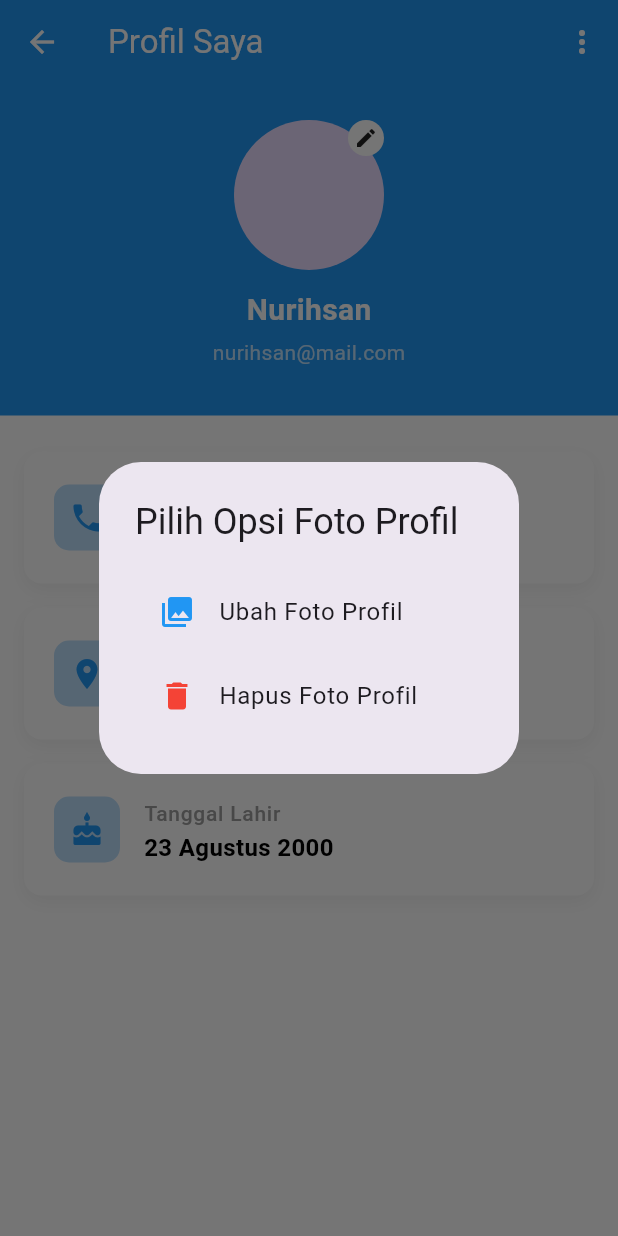
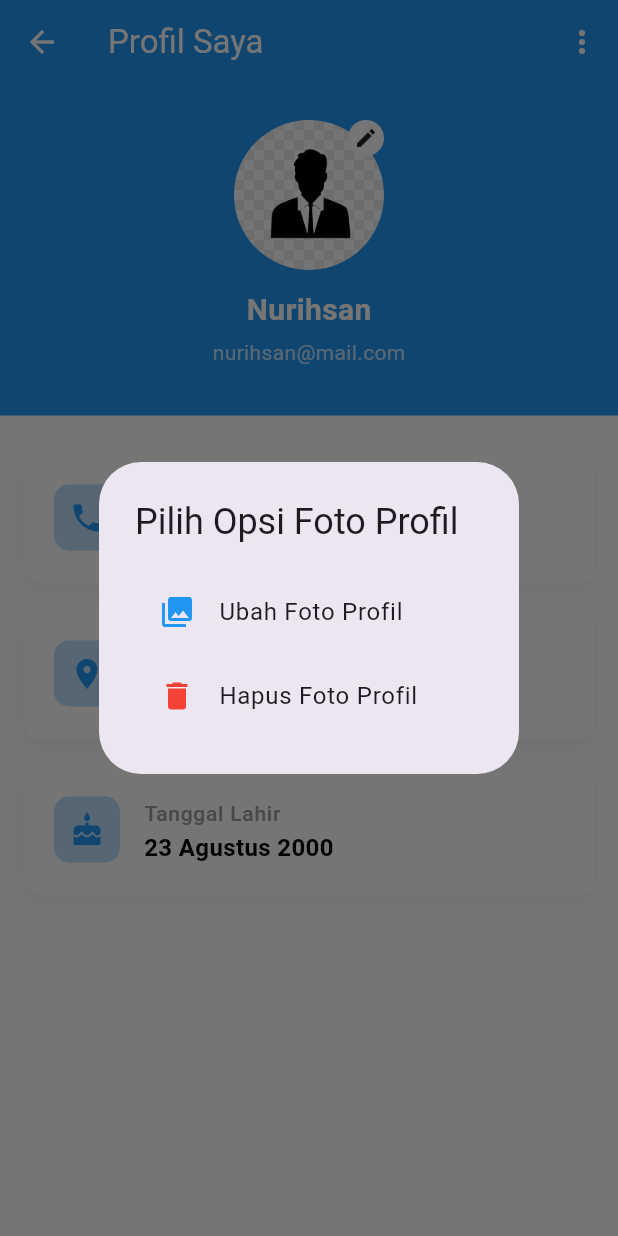
Before and after one commit to MhdRefdi/rucas_exam, a Flutter app: the ProfileScreen screen opened by its route, after a tap on the "edit" icon, on a phone screen of 412 x 824 dp. Run offline on Flutter 3.47's test engine with Material 3 defaults, Android fonts, the phone set to English and light mode, and no system bars; our stand-ins replace flutter_svg_provider.

Commit message:
perbaiki profil_screnn

```diff
--- a/lib/screens/profile_screen.dart
+++ b/lib/screens/profile_screen.dart
@@ -31,7 +31,7 @@ class _ProfileScreenState extends State<ProfileScreen> {
                 title: const Text('Ubah Foto Profil'),
                 onTap: () {
                   Navigator.pop(context);
-                  // _pickImage(); // Kalau mau implementasi picker
+                  // _pickImage(); // Jika ingin implementasi image picker
                 },
               ),
               ListTile(
@@ -43,8 +43,7 @@ class _ProfileScreenState extends State<ProfileScreen> {
                     _imageFile = null;
                   });
                   context.read<UserProvider>().updateUserPartial(
-                    imageUrl:
-                        'assets/images/profil.jpg', // Reset to default image
+                    imageUrl: 'assets/images/profil.jpg', // default
                   );
                 },
               ),
@@ -130,19 +129,23 @@ class _ProfileScreenState extends State<ProfileScreen> {
                     child: Stack(
                       alignment: Alignment.topRight,
                       children: [
-                        CircleAvatar(
-                          radius: 50,
-                          backgroundImage:
-                              _imageFile != null
-                                  ? FileImage(_imageFile!) as ImageProvider
-                                  : (user.imageUrl != null &&
-                                          user.imageUrl!.isNotEmpty
-                                      ? (user.imageUrl!.startsWith('assets/')
-                                          ? AssetImage(user.imageUrl!)
-                                          : FileImage(File(user.imageUrl!)))
+                        // Jika ingin pakai background dengan dekorasi
+                        Container(
+                          width: 100,
+                          height: 100,
+                          decoration: BoxDecoration(
+                            shape: BoxShape.circle,
+                            image: DecorationImage(
+                              image:
+                                  _imageFile != null
+                                      ? FileImage(_imageFile!)
                                       : const AssetImage(
-                                        'assets/images/profil.jpg',
-                                      )),
+                                            "assets/images/profil.jpg",
+                                          )
+                                          as ImageProvider,
+                              fit: BoxFit.cover,
+                            ),
+                          ),
                         ),
                         Positioned(
                           right: 0,
```
